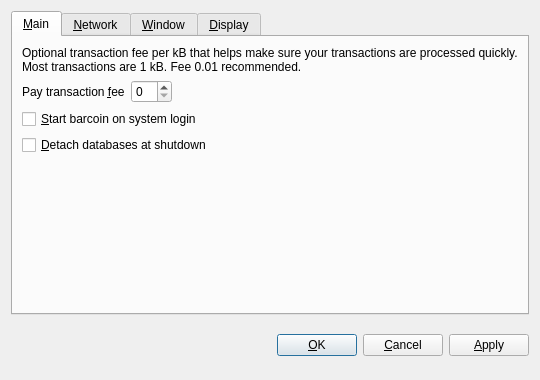
Old version of the form src/qt/forms/optionsdialog.ui in the repository purplecoin/purplecoin.
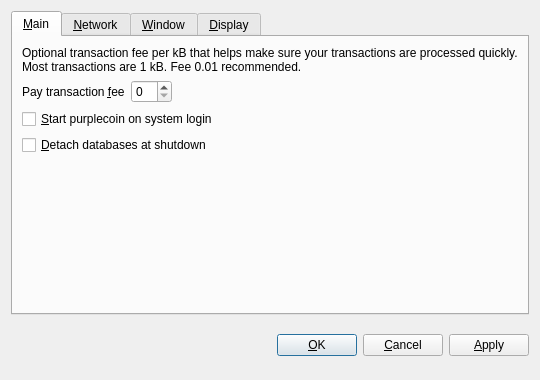
New version of the form. The open tabs and pages were chosen to show the change. Custom widgets are drawn as their Qt base class.

The edit to the form file:
```diff
--- a/src/qt/forms/optionsdialog.ui
+++ b/src/qt/forms/optionsdialog.ui
@@ -82,7 +82,7 @@
           <string>Automatically start barcoin after logging in to the system.</string>
          </property>
          <property name="text">
-          <string>&amp;Start barcoin on system login</string>
+          <string>&amp;Start purplecoin on system login</string>
          </property>
         </widget>
        </item>
```
Left out of the diff: 10 changed lines with no effect on the pictures.
